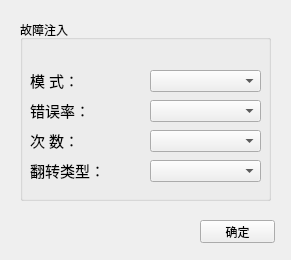
Old version of the form source_code/UI/ui/ui_fault_injection.ui in the repository 440791217/SWIFJ.
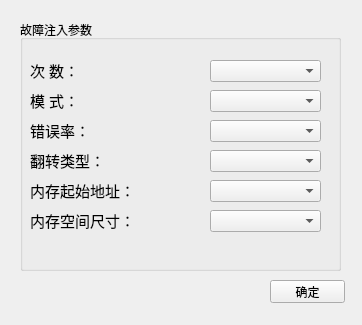
New version of the form.

What changed in the file:
```diff
--- a/source_code/UI/ui/ui_fault_injection.ui
+++ b/source_code/UI/ui/ui_fault_injection.ui
@@ -6,8 +6,8 @@
    <rect>
     <x>0</x>
     <y>0</y>
-    <width>291</width>
-    <height>260</height>
+    <width>362</width>
+    <height>325</height>
    </rect>
   </property>
   <property name="windowTitle">
@@ -18,18 +18,18 @@
     <rect>
      <x>20</x>
      <y>20</y>
-     <width>251</width>
-     <height>181</height>
+     <width>321</width>
+     <height>251</height>
     </rect>
    </property>
    <property name="title">
-    <string>故障注入</string>
+    <string>故障注入参数</string>
    </property>
    <widget class="QLabel" name="label">
     <property name="geometry">
      <rect>
       <x>10</x>
-      <y>50</y>
+      <y>70</y>
       <width>54</width>
       <height>21</height>
      </rect>
@@ -48,7 +48,7 @@
     <property name="geometry">
      <rect>
       <x>10</x>
-      <y>80</y>
+      <y>100</y>
       <width>54</width>
       <height>21</height>
      </rect>
@@ -67,7 +67,7 @@
     <property name="geometry">
      <rect>
       <x>10</x>
-      <y>110</y>
+      <y>40</y>
       <width>54</width>
       <height>21</height>
      </rect>
@@ -86,7 +86,7 @@
     <property name="geometry">
      <rect>
       <x>10</x>
-      <y>140</y>
+      <y>130</y>
       <width>71</width>
       <height>21</height>
      </rect>
@@ -104,8 +104,8 @@
    <widget class="QComboBox" name="modeBox">
     <property name="geometry">
      <rect>
-      <x>130</x>
-      <y>50</y>
+      <x>190</x>
+      <y>70</y>
       <width>111</width>
       <height>22</height>
      </rect>
@@ -114,8 +114,8 @@
    <widget class="QComboBox" name="erBox">
     <property name="geometry">
      <rect>
-      <x>130</x>
-      <y>80</y>
+      <x>190</x>
+      <y>100</y>
       <width>111</width>
       <height>22</height>
      </rect>
@@ -124,8 +124,8 @@
    <widget class="QComboBox" name="exe_timesBox">
     <property name="geometry">
      <rect>
-      <x>130</x>
-      <y>110</y>
+      <x>190</x>
+      <y>40</y>
       <width>111</width>
       <height>22</height>
      </rect>
@@ -134,8 +134,66 @@
    <widget class="QComboBox" name="bfmBox">
     <property name="geometry">
      <rect>
-      <x>130</x>
-      <y>140</y>
+      <x>190</x>
+      <y>130</y>
+      <width>111</width>
+      <height>22</height>
+     </rect>
+    </property>
+   </widget>
+   <widget class="QLabel" name="label_5">
+    <property name="geometry">
+     <rect>
+      <x>10</x>
+      <y>160</y>
+      <width>101</width>
+      <height>21</height>
+     </rect>
+    </property>
+    <property name="font">
+     <font>
+      <family>Arial</family>
+      <pointsize>11</pointsize>
+     </font>
+    </property>
+    <property name="text">
+     <string>内存起始地址：</string>
+    </property>
+   </widget>
+   <widget class="QLabel" name="label_6">
+    <property name="geometry">
+     <rect>
+      <x>10</x>
+      <y>190</y>
+      <width>101</width>
+      <height>21</height>
+     </rect>
+    </property>
+    <property name="font">
+     <font>
+      <family>Arial</family>
+      <pointsize>11</pointsize>
+     </font>
+    </property>
+    <property name="text">
+     <string>内存空间尺寸：</string>
+    </property>
+   </widget>
+   <widget class="QComboBox" name="mem_startBox">
+    <property name="geometry">
+     <rect>
+      <x>190</x>
+      <y>160</y>
+      <width>111</width>
+      <height>22</height>
+     </rect>
+    </property>
+   </widget>
+   <widget class="QComboBox" name="mem_sizeBox">
+    <property name="geometry">
+     <rect>
+      <x>190</x>
+      <y>190</y>
       <width>111</width>
       <height>22</height>
      </rect>
@@ -145,8 +203,8 @@
   <widget class="QPushButton" name="pushButton">
    <property name="geometry">
     <rect>
-     <x>200</x>
-     <y>220</y>
+     <x>270</x>
+     <y>280</y>
      <width>75</width>
      <height>23</height>
     </rect>
```
Left out of the diff: 2 changed lines with no effect on the pictures.
